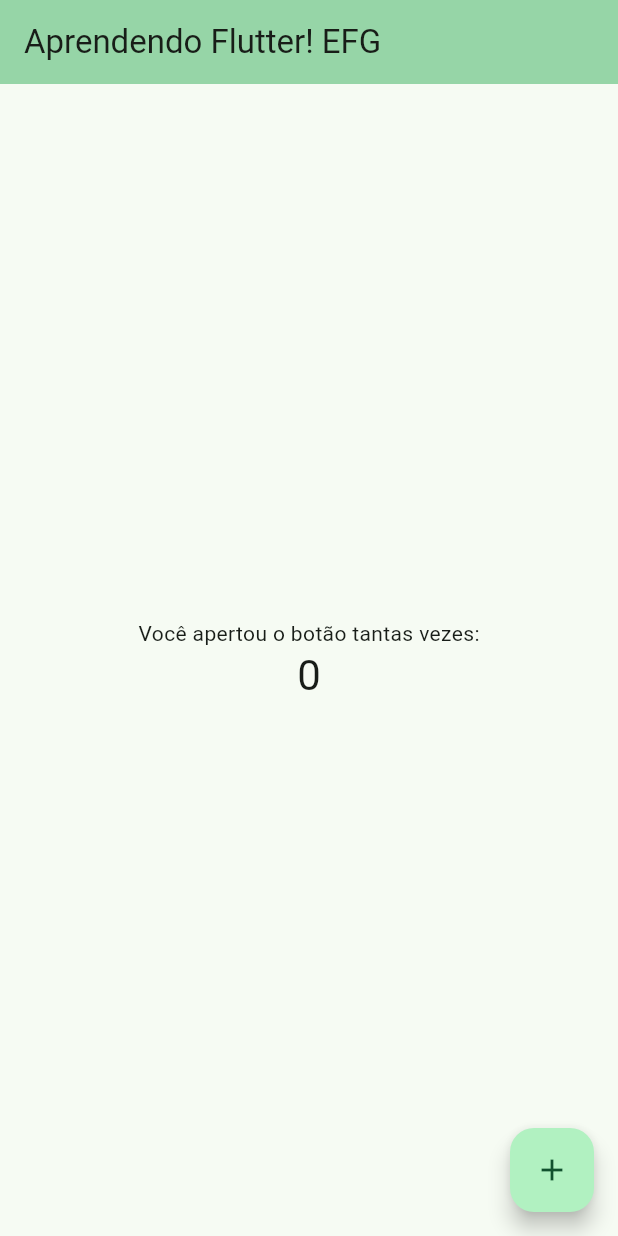
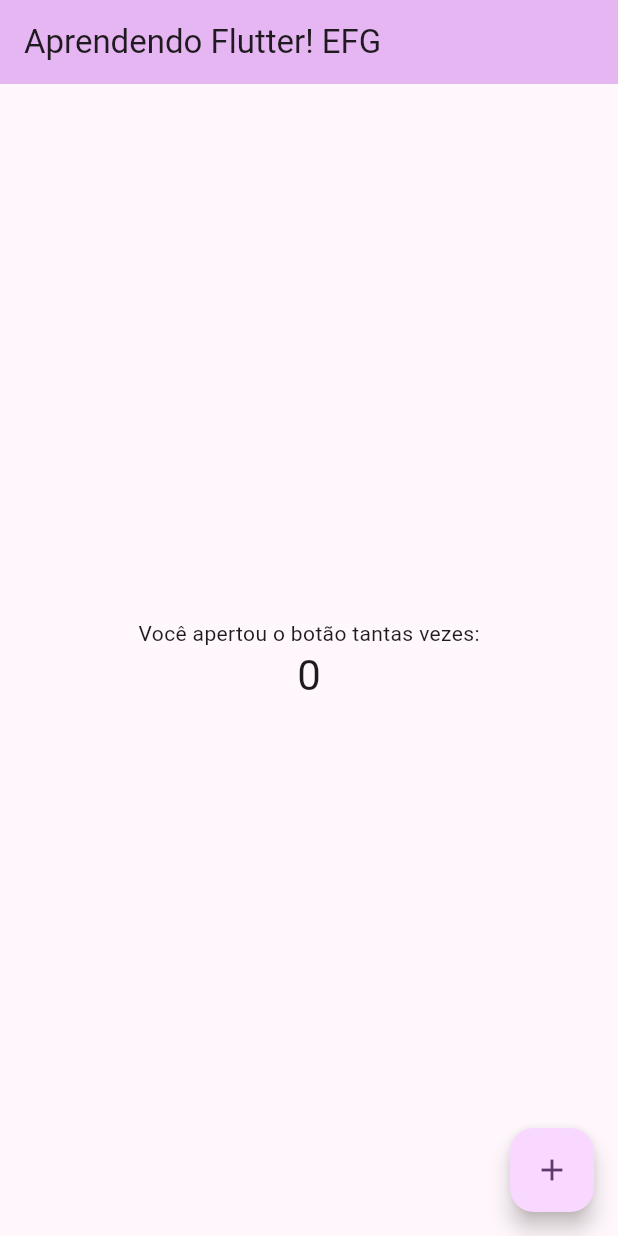
Before and after one commit to amiltonobaldosilva/financy_mi, a Flutter app: the screen it shows after launch, on a phone screen of 412 x 824 dp. Run offline on Flutter 3.47's test engine with Material 3 defaults, Android fonts, the phone set to English and light mode, and no system bars.

```diff
--- a/lib/main.dart
+++ b/lib/main.dart
@@ -15,7 +15,7 @@
       title: 'Financeiro A.O.S',
       theme: ThemeData(
         colorScheme: ColorScheme.fromSeed(
-          seedColor: const Color.fromARGB(255, 11, 150, 85),
+          seedColor: const Color.fromARGB(255, 61, 0, 85),
         ),
       ),
       home: const MyHomePage(title: 'Aprendendo Flutter! EFG'),
```
Also changed, not shown: 3 other files.
